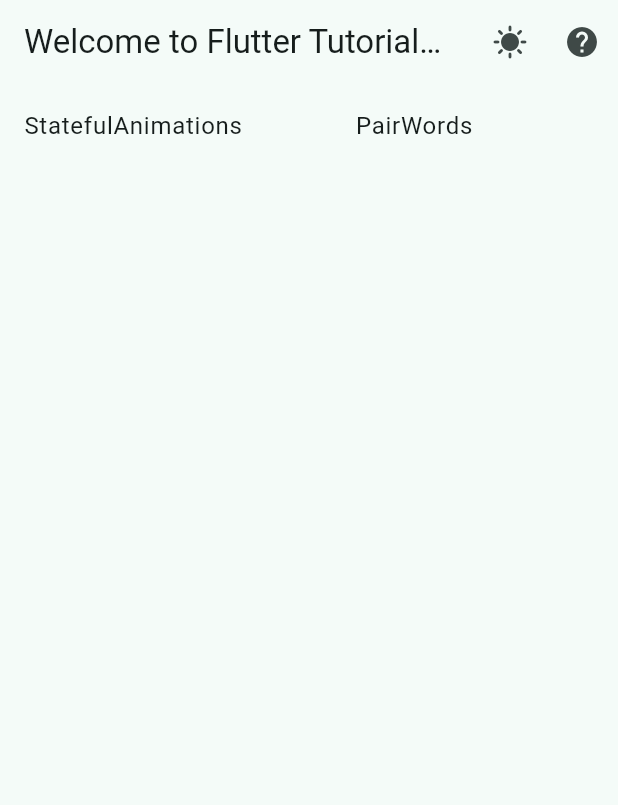
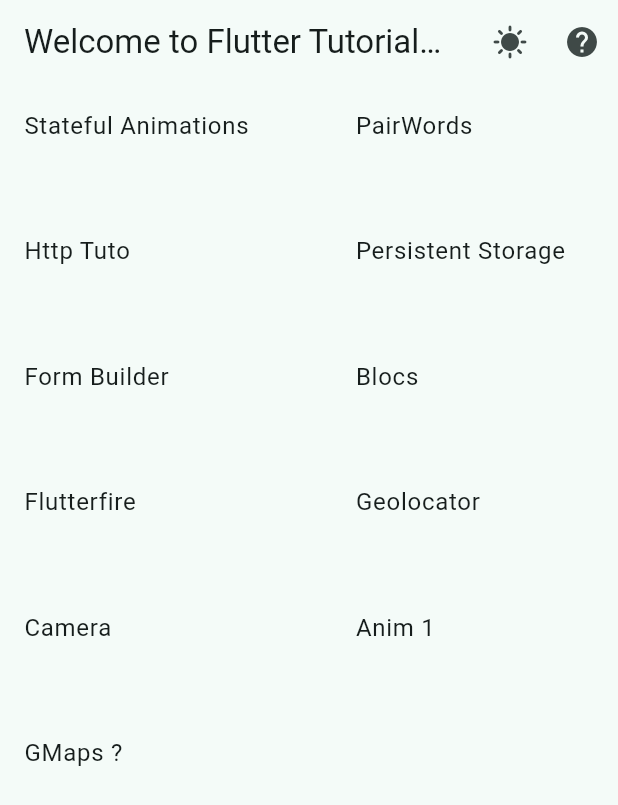
Before and after one commit to DrozdAllan/fluttertutorial2, a Flutter app: the screen it shows after launch, on a phone screen of 412 x 824 dp. Shown: the top 805 px of the screen. Run offline on Flutter 3.47's test engine with Material 3 defaults, Android fonts, the light colour scheme and no system bars; our stand-ins replace bloc, flutter_bloc.

Commit message:
Durdu Dünya

```diff
--- /dev/null
+++ b/lib/views/blocs.dart
@@ -0,0 +1,11 @@
+import 'package:flutter/material.dart';
+
+class Blocs extends StatelessWidget {
+  const Blocs({super.key});
+
+  @override
+  Widget build(BuildContext context) {
+    return const Placeholder();
+    // Utiliser un beau bloc : p-e api météo du tuto de la doc ?
+  }
+}
--- /dev/null
+++ b/lib/views/camera.dart
@@ -0,0 +1,11 @@
+import 'package:flutter/material.dart';
+
+class Camera extends StatelessWidget {
+  const Camera({super.key});
+
+  @override
+  Widget build(BuildContext context) {
+    return const Placeholder();
+    // TODO: do at least camera package, tflite if not too complicated
+  }
+}
--- /dev/null
+++ b/lib/views/flutterfire.dart
@@ -0,0 +1,12 @@
+import 'package:flutter/material.dart';
+
+class FlutterFire extends StatelessWidget {
+  const FlutterFire({super.key});
+
+  @override
+  Widget build(BuildContext context) {
+    return const Placeholder();
+    // TODO: https://docs.google.com/document/d/1JUepKzjoLSHyZevdAqxR0ACswTbWG_idqOeqv-7RuiI/edit
+    // TODO: P-E Màj doc
+  }
+}
--- /dev/null
+++ b/lib/views/geolocator.dart
@@ -0,0 +1,11 @@
+import 'package:flutter/material.dart';
+
+class Geolocator extends StatelessWidget {
+  const Geolocator({super.key});
+
+  @override
+  Widget build(BuildContext context) {
+    return const Placeholder();
+    // TODO: geolocator package
+  }
+}
--- a/lib/views/home.dart
+++ b/lib/views/home.dart
@@ -1,7 +1,15 @@
 import 'package:flutter/material.dart';
 import 'package:flutter_bloc/flutter_bloc.dart';
 import 'package:fluttertutorial2/logic/cubit/is_dark_theme.dart';
+import 'package:fluttertutorial2/views/anim_1.dart';
+import 'package:fluttertutorial2/views/blocs.dart';
+import 'package:fluttertutorial2/views/camera.dart';
+import 'package:fluttertutorial2/views/flutterfire.dart';
+import 'package:fluttertutorial2/views/form_builder.dart';
+import 'package:fluttertutorial2/views/geolocator.dart';
+import 'package:fluttertutorial2/views/http_tuto.dart';
 import 'package:fluttertutorial2/views/pairwords.dart';
+import 'package:fluttertutorial2/views/persistent_storage.dart';
 import 'package:fluttertutorial2/views/stateful_animations.dart';
 
 class Home extends StatelessWidget {
@@ -50,7 +58,7 @@
         crossAxisSpacing: 30.0,
         children: [
           ListTile(
-            title: const Text('StatefulAnimations'),
+            title: const Text('Stateful Animations'),
             onTap: () => Navigator.of(context).push(MaterialPageRoute(
               builder: (context) => const StatefulAnimations(),
             )),
@@ -61,6 +69,55 @@
               builder: (context) => const PairWords(),
             )),
           ),
+          ListTile(
+            title: const Text('Http Tuto'),
+            onTap: () => Navigator.of(context).push(MaterialPageRoute(
+              builder: (context) => const HttpTuto(),
+            )),
+          ),
+          ListTile(
+            title: const Text('Persistent Storage'),
+            onTap: () => Navigator.of(context).push(MaterialPageRoute(
+              builder: (context) => const PersistentStorage(),
+            )),
+          ),
+          ListTile(
+            title: const Text('Form Builder'),
+            onTap: () => Navigator.of(context).push(MaterialPageRoute(
+              builder: (context) => const FormBuilder(),
+            )),
+          ),
+          ListTile(
+            title: const Text('Blocs'),
+            onTap: () => Navigator.of(context).push(MaterialPageRoute(
+              builder: (context) => const Blocs(),
+            )),
+          ),
+          ListTile(
+            title: const Text('Flutterfire'),
+            onTap: () => Navigator.of(context).push(MaterialPageRoute(
+              builder: (context) => const FlutterFire(),
+            )),
+          ),
+          ListTile(
+            title: const Text('Geolocator'),
+            onTap: () => Navigator.of(context).push(MaterialPageRoute(
+              builder: (context) => const Geolocator(),
+            )),
+          ),
+          ListTile(
+            title: const Text('Camera'),
+            onTap: () => Navigator.of(context).push(MaterialPageRoute(
+              builder: (context) => const Camera(),
+            )),
+          ),
+          ListTile(
+            title: const Text('Anim 1'),
+            onTap: () => Navigator.of(context).push(MaterialPageRoute(
+              builder: (context) => const Anim1(),
+            )),
+          ),
+          ListTile(title: const Text('GMaps ?'), onTap: () {}),
         ],
       ),
     );
--- a/lib/views/pairwords.dart
+++ b/lib/views/pairwords.dart
@@ -5,6 +5,10 @@
 
   @override
   Widget build(BuildContext context) {
-    return const Placeholder();
+    return Scaffold(
+      body: const Center(
+        child: Text("HELLO"),
+      ),
+    );
   }
 }
```
Also changed, not shown: lib/views/anim_1.dart (added, +11 -0 lines), lib/views/form_builder.dart (added, +11 -0 lines), lib/views/http_tuto.dart (added, +11 -0 lines), lib/views/persistent_storage.dart (added, +12 -0 lines).
